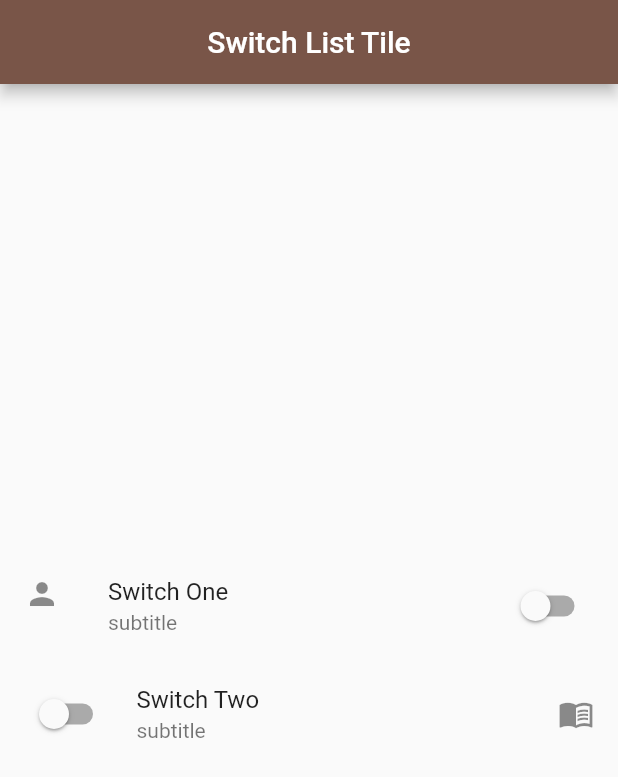
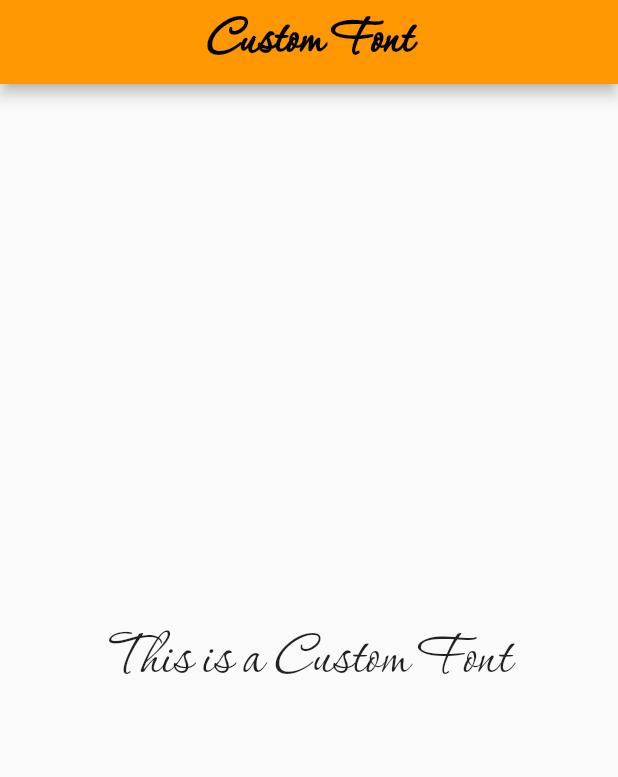
Before and after one commit to bzamanbd/my_flutter_study, a Flutter app: the screen it shows after launch, on a phone screen of 412 x 824 dp. Shown: the top 777 px of the screen. Run offline on Flutter 3.47's test engine with Material 2 defaults, Android fonts, the phone set to English and light mode, and no system bars.

Commit message:
done_final

```diff
--- a/lib/main.dart
+++ b/lib/main.dart
@@ -3,7 +3,7 @@ import 'package:flutter/material.dart';
 import 'pages/home_page.dart';
 void main()=>runApp(const MyApp());
 class MyApp extends StatelessWidget {
-  final String title='Switch List Tile';
+  final String title='Custom Font';
   const MyApp({Key? key}) : super(key: key);
 
   @override
@@ -12,7 +12,7 @@ class MyApp extends StatelessWidget {
       debugShowCheckedModeBanner: false,
       title: title,
       theme: ThemeData(
-        primarySwatch: Colors.brown
+        primarySwatch: Colors.orange
       ),
       // routes: ,
       // initialRoute: ,
--- a/lib/pages/home_page.dart
+++ b/lib/pages/home_page.dart
@@ -8,49 +8,29 @@ class HomePage extends StatefulWidget {
 }
 
 class _HomePageState extends State<HomePage> {
-  bool _swValue=false;
-  void swMethod(value){
-    setState(() {
-      _swValue=value;
-    });
-  }
   @override
   Widget build(BuildContext context) {
     return Scaffold(
       appBar: AppBar(
-        title: Text(widget.title),
+        title: Text(widget.title,
+        style: const TextStyle(
+          fontFamily: 'Corinthia',
+          fontSize: 40.0,
+          fontWeight: FontWeight.bold,
+        ),
+        ),
         centerTitle: true,
       ),
       // drawer: ,
       // bottomNavigationBar: ,
-      // bottomSheet:,
+      // bottomSheet: ,
       // floatingActionButton: ,
-      body: Center(
-        child: Column(
-          mainAxisAlignment: MainAxisAlignment.center,
-          children: [
-            SwitchListTile(
-              value: _swValue,
-              onChanged: swMethod,
-              title: const Text('Switch One'),
-              subtitle: const Text('subtitle'),
-              secondary: const Icon(Icons.person),
-              selectedTileColor: Colors.red[100],
-              selected: _swValue,
-              controlAffinity: ListTileControlAffinity.trailing,
-            ),
-            SwitchListTile(
-              value: _swValue,
-              onChanged: swMethod,
-              title: const Text('Switch Two'),
-              subtitle: const Text('subtitle'),
-              secondary:  const Icon(Icons.menu_book),
-              selectedTileColor: Colors.red[100],
-              selected: _swValue,
-              controlAffinity: ListTileControlAffinity.leading,
-            ),
-
-          ],
+      body: const Center(
+        child: Text('This is a Custom Font',
+        style: TextStyle(
+          fontSize: 46.0,
+          fontFamily: 'Corinthia',
+        ),
         ),
       ),
     );
```
Also changed, not shown: pubspec.yaml (+5 -5 lines), assets/fonts/Corinthia-Regular.ttf (added).
